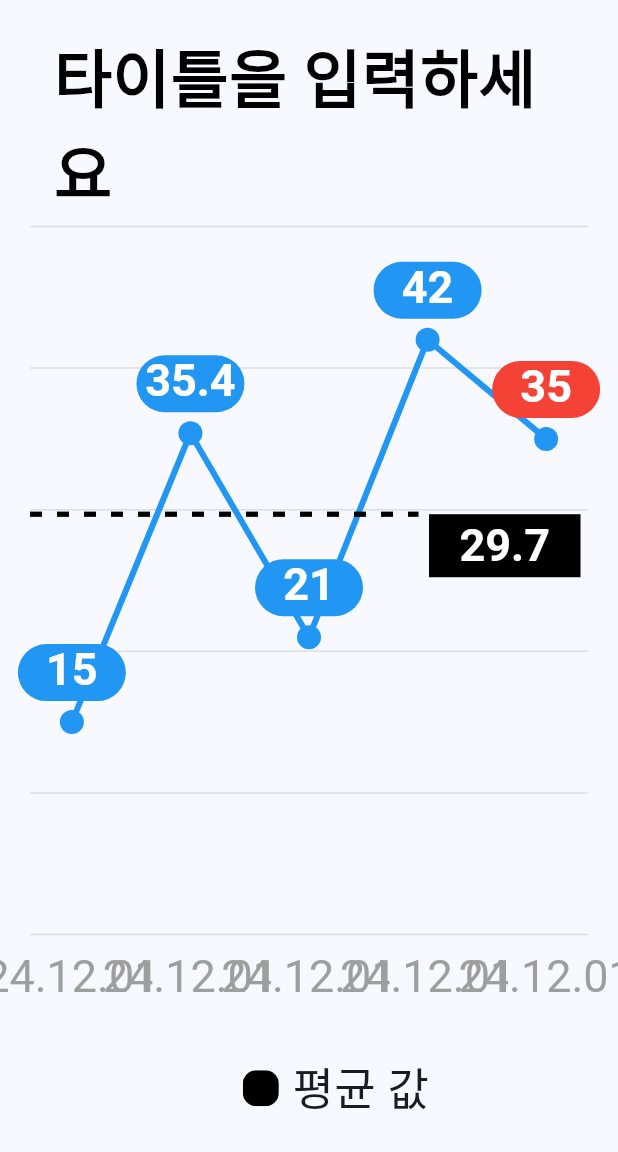
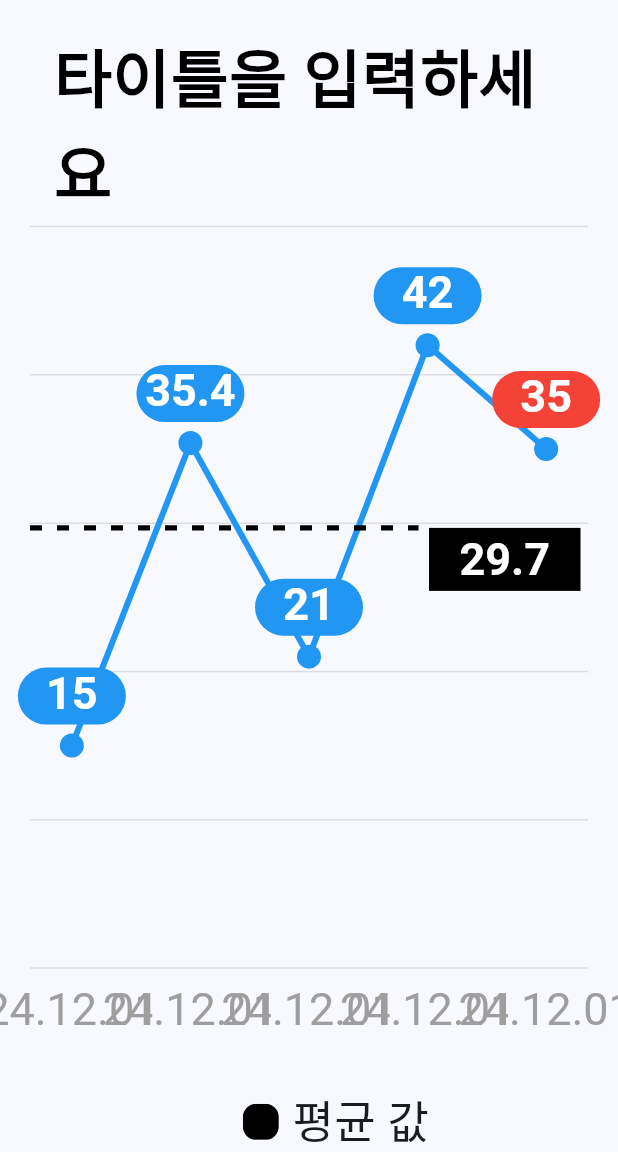
Before and after one commit to hconnectdx/hc_flutter_graph, a Flutter app: the GripStrengthExample screen opened directly, on a phone screen of 412 x 824 dp, the part 84-1236 px from its top. Run offline on Flutter 3.47's test engine with Material 3 defaults, Android fonts, the phone set to English and light mode, and no system bars.

Commit message:
라인차트 이름명 변경

```diff
--- a/example/lib/graph_screen/blood_pressure_range_screen.dart
+++ b/example/lib/graph_screen/blood_pressure_range_screen.dart
@@ -34,13 +34,11 @@ class _BloodPressureRangeScreenState extends State<BloodPressureRangeScreen> {
               const SizedBox(height: 20),
 
               // 혈압 범위 차트
-              Expanded(
-                child: BloodPressureRangeChart(
-                  chartTitle: '혈압(mmHg)',
-                  ranges: PressureRange.getSampleRanges(),
-                  currentValue: _currentValue,
-                  currentValueLabel: '나의 건강상태',
-                ),
+              BloodPressureRangeChart(
+                chartTitle: '혈압(mmHg)',
+                ranges: PressureRange.getSampleRanges(),
+                currentValue: _currentValue,
+                currentValueLabel: '나의 건강상태',
               ),
 
               const SizedBox(height: 20),
--- a/example/lib/graph_screen/gauge_chart_screen.dart
+++ b/example/lib/graph_screen/gauge_chart_screen.dart
@@ -17,16 +17,34 @@ class GaugeChartScreen extends StatelessWidget {
         elevation: 0,
       ),
       body: SizedBox(
-        child: GaugeChart(
+        child: Column(
+          children: [
+            GaugeChart(
               value: _value,
               minValue: _minValue,
               maxValue: _maxValue,
               segments: [
                 GaugeSegment(startValue: 0, endValue: 50, color: Colors.blue),
-            GaugeSegment(startValue: 50, endValue: 100, color: Colors.green),
-            GaugeSegment(startValue: 100, endValue: 150, color: Colors.lime),
-            GaugeSegment(startValue: 150, endValue: 200, color: Colors.amber),
-            GaugeSegment(startValue: 200, endValue: 250, color: Colors.orange),
+                GaugeSegment(
+                  startValue: 50,
+                  endValue: 100,
+                  color: Colors.green,
+                ),
+                GaugeSegment(
+                  startValue: 100,
+                  endValue: 150,
+                  color: Colors.lime,
+                ),
+                GaugeSegment(
+                  startValue: 150,
+                  endValue: 200,
+                  color: Colors.amber,
+                ),
+                GaugeSegment(
+                  startValue: 200,
+                  endValue: 250,
+                  color: Colors.orange,
+                ),
                 GaugeSegment(startValue: 250, endValue: 300, color: Colors.red),
               ],
               size: 680,
@@ -52,6 +70,8 @@ class GaugeChartScreen extends StatelessWidget {
               labelTextStyle: const TextStyle(fontSize: 16, color: Colors.grey),
               textYOffset: -140,
             ),
+          ],
+        ),
       ),
     );
   }
--- a/example/lib/graph_screen/grip_strength_graph_screen.dart
+++ /dev/null
@@ -1,29 +0,0 @@
-import 'package:flutter/material.dart';
-import 'package:hc_flutter_graph/grip_strength_chart.dart';
-
-class GripStrengthExample extends StatelessWidget {
-  const GripStrengthExample({super.key});
-
-  @override
-  Widget build(BuildContext context) {
-    final List<GripStrengthData> data = [
-      GripStrengthData(date: "24.12.01", strength: 15),
-      GripStrengthData(date: "24.12.01", strength: 35.4),
-      GripStrengthData(date: "24.12.01", strength: 21),
-      GripStrengthData(date: "24.12.01", strength: 42),
-      GripStrengthData(date: "24.12.01", strength: 35),
-    ];
-
-    return Scaffold(
-      appBar: AppBar(
-        title: const Text('악력 차트 예제'),
-        backgroundColor: Colors.blue,
-        foregroundColor: Colors.white,
-      ),
-      body: Padding(
-        padding: const EdgeInsets.all(20),
-        child: GripStrengthChart(data: data, legendLabel: "평균 값"),
-      ),
-    );
-  }
-}
--- /dev/null
+++ b/example/lib/graph_screen/linear_chart_screen.dart
@@ -0,0 +1,40 @@
+import 'package:flutter/material.dart';
+import 'package:hc_flutter_graph/linear_chart.dart';
+
+class GripStrengthExample extends StatelessWidget {
+  const GripStrengthExample({super.key});
+
+  @override
+  Widget build(BuildContext context) {
+    final List<LinearChartData> data = [
+      LinearChartData(date: "24.12.01", strength: 15),
+      LinearChartData(date: "24.12.01", strength: 35.4),
+      LinearChartData(date: "24.12.01", strength: 21),
+      LinearChartData(date: "24.12.01", strength: 42),
+      LinearChartData(date: "24.12.01", strength: 35),
+    ];
+
+    return Scaffold(
+      appBar: AppBar(
+        title: const Text('악력 차트 예제'),
+        backgroundColor: Colors.blue,
+        foregroundColor: Colors.white,
+      ),
+      body: Padding(
+        padding: const EdgeInsets.all(20),
+        child: Column(
+          children: [
+            Expanded(
+              child: LinearChart(
+                data: data,
+                legendLabel: "평균 값",
+                height:
+                    MediaQuery.of(context).size.height * 0.6, // 화면 높이의 60%로 설정
+              ),
+            ),
+          ],
+        ),
+      ),
+    );
+  }
+}
--- a/example/lib/main.dart
+++ b/example/lib/main.dart
@@ -1,7 +1,7 @@
 import 'package:example/graph_screen/blood_pressure_graph_screen.dart';
 import 'package:example/graph_screen/blood_pressure_range_screen.dart';
 import 'package:example/graph_screen/gauge_chart_screen.dart';
-import 'package:example/graph_screen/grip_strength_graph_screen.dart';
+import 'package:example/graph_screen/linear_chart_screen.dart';
 import 'package:flutter/material.dart';
 import 'package:hc_flutter_graph/blood_pressure_chart.dart';
 
--- a/lib/grip_strength_chart.dart
+++ b/lib/linear_chart.dart
@@ -1,24 +1,26 @@
 import 'package:flutter/material.dart';
 
-class GripStrengthChart extends StatefulWidget {
-  final List<GripStrengthData> data;
+class LinearChart extends StatefulWidget {
+  final List<LinearChartData> data;
   final double spacingFactor;
   final String legendLabel;
   final String chartTitle;
+  final double height;
 
-  const GripStrengthChart({
+  const LinearChart({
     super.key,
     required this.data,
     this.spacingFactor = 0.85,
     this.legendLabel = "레전드를 입력하세요",
     this.chartTitle = "타이틀을 입력하세요",
+    this.height = 300,
   });
 
   @override
-  State<GripStrengthChart> createState() => _GripStrengthChartState();
+  State<LinearChart> createState() => _LinearChartState();
 }
 
-class _GripStrengthChartState extends State<GripStrengthChart> {
+class _LinearChartState extends State<LinearChart> {
   bool _showMyStrength = true;
   bool _showAverageStrength = true;
 
@@ -39,9 +41,10 @@ class _GripStrengthChartState extends State<GripStrengthChart> {
               ),
             ),
           ),
-        Expanded(
+        SizedBox(
+          height: widget.height,
+          width: double.infinity,
           child: CustomPaint(
-            size: const Size(double.infinity, 300),
             painter: GripStrengthChartPainter(
               widget.data,
               showGridValues: false,
@@ -85,7 +88,7 @@ class _GripStrengthChartState extends State<GripStrengthChart> {
 }
 
 class GripStrengthChartPainter extends CustomPainter {
-  final List<GripStrengthData> data;
+  final List<LinearChartData> data;
   final bool showGridValues;
   final double spacingFactor;
   final bool showMyStrength;
@@ -447,9 +450,9 @@ class GripStrengthChartPainter extends CustomPainter {
   }
 }
 
-class GripStrengthData {
+class LinearChartData {
   final String date;
   final double strength;
 
-  GripStrengthData({required this.date, required this.strength});
+  LinearChartData({required this.date, required this.strength});
 }
```
Lines whose indentation alone changed are shown as unchanged.
